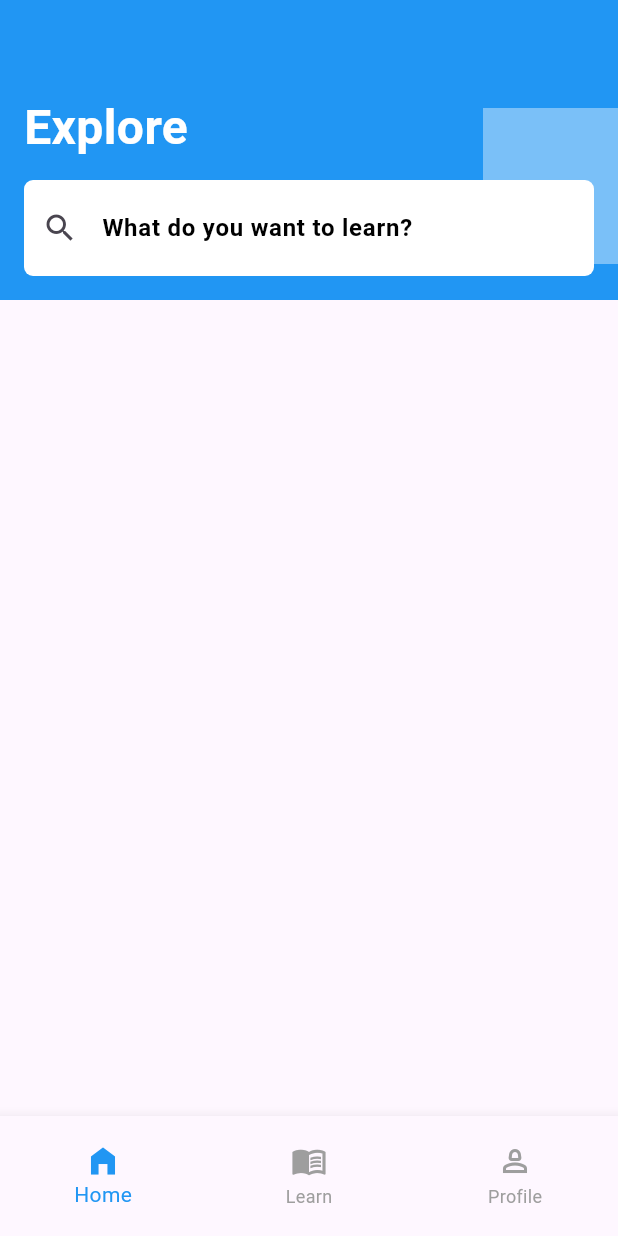
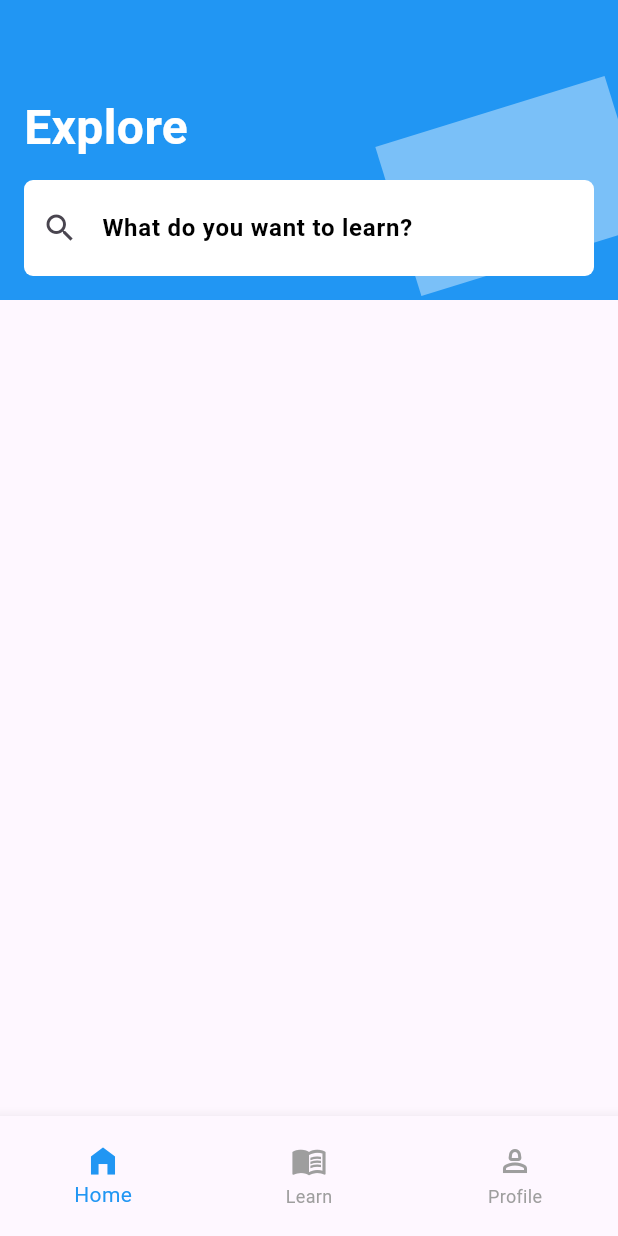
Before and after one commit to JAICHANGPARK/flutter_notebook_chapter_43, a Flutter app: the ELearningHomePage screen opened directly, on a phone screen of 412 x 824 dp. Run offline on Flutter 3.47's test engine with Material 3 defaults, Android fonts, the phone set to English and light mode, and no system bars.

Commit message:
Update e_learning_home_page.dart

```diff
--- a/lib/ep2151_e_learning_app/views/e_learning_home_page.dart
+++ b/lib/ep2151_e_learning_app/views/e_learning_home_page.dart
@@ -25,11 +25,14 @@ class _ELearningHomePageState extends State<ELearningHomePage> {
                   right: -10,
                   top: 72,
                   bottom: 24,
-                  child: Container(
-                    height: 72,
-                    width: 100,
-                    decoration: BoxDecoration(
-                      color: Colors.white.withValues(alpha: .4),
+                  child: Transform.rotate(
+                    angle: -.3,
+                    child: Container(
+                      height: 72,
+                      width: 160,
+                      decoration: BoxDecoration(
+                        color: Colors.white.withValues(alpha: .4),
+                      ),
                     ),
                   ),
                 ),
```
